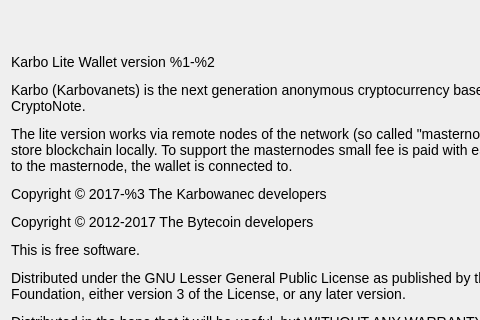
This is src/Gui/Common/AboutDialog.ui in Karbovanets/Karbo-lite as Qt 5 draws it before an edit; both pictures show x 0 to 480 and y 0 to 320 of the 600 by 500 pixel window. The edited form follows.
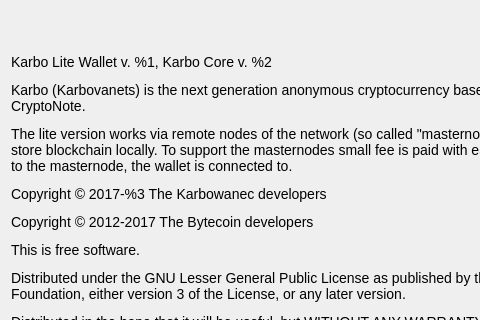
This is the edited form. Custom widgets are drawn as their Qt base class.

Commit message: Display core version in About dialog

```diff
--- a/src/Gui/Common/AboutDialog.ui
+++ b/src/Gui/Common/AboutDialog.ui
@@ -41,7 +41,7 @@
       </sizepolicy>
      </property>
      <property name="text">
-      <string>&lt;html&gt;&lt;head/&gt;&lt;body&gt;&lt;p&gt;&lt;span style=&quot; font-family:'Open Sans'; font-size:14px;&quot;&gt;Karbo Lite Wallet version %1-%2&lt;/span&gt;&lt;/p&gt;&lt;p&gt;&lt;span style=&quot; font-family:'Open Sans'; font-size:14px;&quot;&gt;Karbo (Karbovanets) is the next generation anonymous cryptocurrency based on CryptoNote.&lt;/span&gt;&lt;/p&gt;&lt;p&gt;&lt;span style=&quot; font-family:'Open Sans'; font-size:14px;&quot;&gt;The lite version works via remote nodes of the network (so called &amp;quot;masternodes&amp;quot;), it doesn't store blockchain locally. To support the masternodes small fee is paid with each transaction to the masternode, the wallet is connected to.&lt;/span&gt;&lt;/p&gt;&lt;p&gt;&lt;span style=&quot; font-family:'Open Sans'; font-size:14px;&quot;&gt;Copyright © 2017-%3 The Karbowanec developers&lt;/span&gt;&lt;/p&gt;&lt;p&gt;&lt;span style=&quot; font-family:'Open Sans'; font-size:14px;&quot;&gt;Copyright © 2012-2017 The Bytecoin developers&lt;/span&gt;&lt;/p&gt;&lt;p&gt;&lt;span style=&quot; font-family:'Open Sans'; font-size:14px;&quot;&gt;This is free software.&lt;/span&gt;&lt;/p&gt;&lt;p&gt;&lt;span style=&quot; font-family:'Open Sans'; font-size:14px;&quot;&gt;Distributed under the GNU Lesser General Public License as published by the Free Software Foundation, either version 3 of the License, or any later version.&lt;/span&gt;&lt;/p&gt;&lt;p&gt;&lt;span style=&quot; font-family:'Open Sans'; font-size:14px;&quot;&gt;Distributed in the hope that it will be useful, but WITHOUT ANY WARRANTY; without even the implied warranty of MERCHANTABILITY or FITNESS FOR A PARTICULAR PURPOSE. See the GNU Lesser General Public License for more details:&lt;/span&gt;&lt;/p&gt;&lt;p&gt;&lt;a href=&quot;https://www.gnu.org/licenses/lgpl.html&quot;&gt;&lt;span style=&quot; font-family:'Open Sans'; font-size:14px; text-decoration: underline; color:#0000ff;&quot;&gt;https://www.gnu.org/licenses/lgpl.html&lt;/span&gt;&lt;/a&gt;&lt;/p&gt;&lt;p&gt;&lt;a href=&quot;http://karbo.io/&quot;&gt;&lt;span style=&quot; font-family:'Open Sans'; font-size:14px; text-decoration: underline; color:#0000ff;&quot;&gt;http://karbo.io/&lt;/span&gt;&lt;/a&gt;&lt;/p&gt;&lt;/body&gt;&lt;/html&gt;</string>
+      <string>&lt;html&gt;&lt;head/&gt;&lt;body&gt;&lt;p&gt;&lt;span style=&quot; font-family:'Open Sans'; font-size:14px;&quot;&gt;Karbo Lite Wallet v. %1, Karbo Core v. %2&lt;/span&gt;&lt;/p&gt;&lt;p&gt;&lt;span style=&quot; font-family:'Open Sans'; font-size:14px;&quot;&gt;Karbo (Karbovanets) is the next generation anonymous cryptocurrency based on CryptoNote.&lt;/span&gt;&lt;/p&gt;&lt;p&gt;&lt;span style=&quot; font-family:'Open Sans'; font-size:14px;&quot;&gt;The lite version works via remote nodes of the network (so called &amp;quot;masternodes&amp;quot;), it doesn't store blockchain locally. To support the masternodes small fee is paid with each transaction to the masternode, the wallet is connected to.&lt;/span&gt;&lt;/p&gt;&lt;p&gt;&lt;span style=&quot; font-family:'Open Sans'; font-size:14px;&quot;&gt;Copyright © 2017-%3 The Karbowanec developers&lt;/span&gt;&lt;/p&gt;&lt;p&gt;&lt;span style=&quot; font-family:'Open Sans'; font-size:14px;&quot;&gt;Copyright © 2012-2017 The Bytecoin developers&lt;/span&gt;&lt;/p&gt;&lt;p&gt;&lt;span style=&quot; font-family:'Open Sans'; font-size:14px;&quot;&gt;This is free software.&lt;/span&gt;&lt;/p&gt;&lt;p&gt;&lt;span style=&quot; font-family:'Open Sans'; font-size:14px;&quot;&gt;Distributed under the GNU Lesser General Public License as published by the Free Software Foundation, either version 3 of the License, or any later version.&lt;/span&gt;&lt;/p&gt;&lt;p&gt;&lt;span style=&quot; font-family:'Open Sans'; font-size:14px;&quot;&gt;Distributed in the hope that it will be useful, but WITHOUT ANY WARRANTY; without even the implied warranty of MERCHANTABILITY or FITNESS FOR A PARTICULAR PURPOSE. See the GNU Lesser General Public License for more details:&lt;/span&gt;&lt;/p&gt;&lt;p&gt;&lt;a href=&quot;https://www.gnu.org/licenses/lgpl.html&quot;&gt;&lt;span style=&quot; font-family:'Open Sans'; font-size:14px; text-decoration: underline; color:#0000ff;&quot;&gt;https://www.gnu.org/licenses/lgpl.html&lt;/span&gt;&lt;/a&gt;&lt;/p&gt;&lt;p&gt;&lt;a href=&quot;http://karbo.io/&quot;&gt;&lt;span style=&quot; font-family:'Open Sans'; font-size:14px; text-decoration: underline; color:#0000ff;&quot;&gt;http://karbo.io/&lt;/span&gt;&lt;/a&gt;&lt;/p&gt;&lt;/body&gt;&lt;/html&gt;</string>
      </property>
      <property name="textFormat">
       <enum>Qt::RichText</enum>
```
The commit also changes 3 other files.
